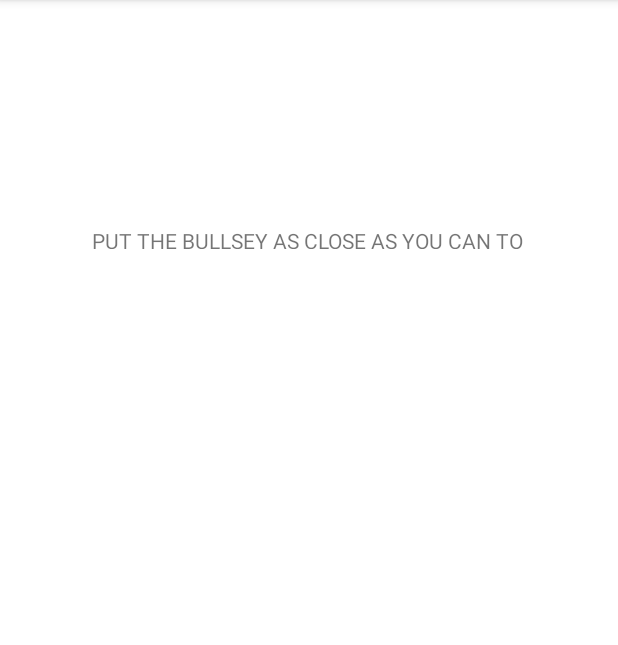
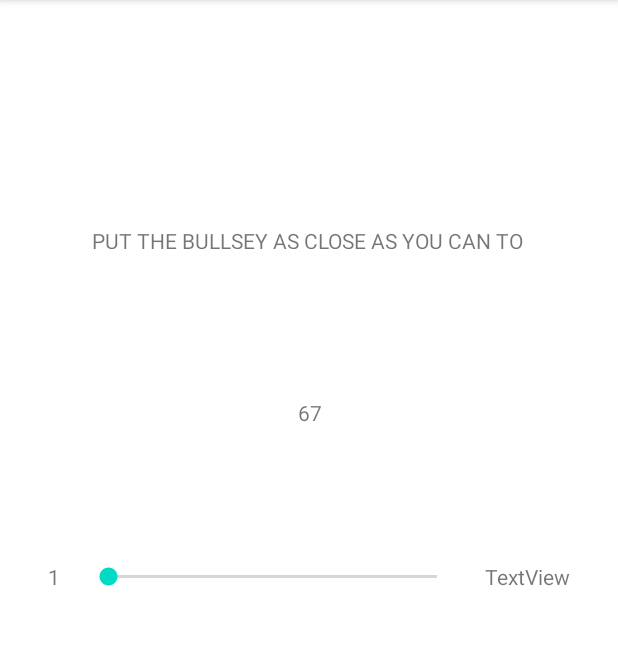
Before and after one commit to roketstorm/Bullseye-Android, an Android app: the screen it shows after launch (MainActivity), on a phone screen of 412 x 824 dp, the part 84-729 px from its top. Run offline under Robolectric (Android 15) with nearby library versions, the phone set to English and light mode, and no system bars.

Commit message:
Added views

```diff
--- a/app/src/main/res/layout/activity_main.xml
+++ b/app/src/main/res/layout/activity_main.xml
@@ -16,4 +16,48 @@
         app:layout_constraintStart_toStartOf="parent"
         app:layout_constraintTop_toTopOf="parent"
         app:layout_constraintVertical_bias="0.2" />
+
+    <TextView
+        android:id="@+id/textView2"
+        android:layout_width="wrap_content"
+        android:layout_height="wrap_content"
+        android:layout_marginTop="8dp"
+        android:text="67"
+        app:layout_constraintBottom_toTopOf="@+id/seekBar"
+        app:layout_constraintEnd_toEndOf="@+id/textView"
+        app:layout_constraintStart_toStartOf="@+id/textView"
+        app:layout_constraintTop_toBottomOf="@+id/textView" />
+
+    <SeekBar
+        android:id="@+id/seekBar"
+        android:layout_width="0dp"
+        android:layout_height="wrap_content"
+        app:layout_constraintBottom_toBottomOf="parent"
+        app:layout_constraintEnd_toStartOf="@+id/textView4"
+        app:layout_constraintStart_toEndOf="@+id/textView3"
+        app:layout_constraintTop_toTopOf="parent" />
+
+    <TextView
+        android:id="@+id/textView3"
+        android:layout_width="wrap_content"
+        android:layout_height="wrap_content"
+        android:layout_marginStart="32dp"
+        android:layout_marginEnd="16dp"
+        android:text="1"
+        app:layout_constraintBottom_toBottomOf="@+id/seekBar"
+        app:layout_constraintStart_toStartOf="parent"
+        app:layout_constraintEnd_toStartOf="@id/seekBar"
+        app:layout_constraintTop_toTopOf="@+id/seekBar" />
+
+    <TextView
+        android:id="@+id/textView4"
+        android:layout_width="wrap_content"
+        android:layout_height="wrap_content"
+        android:layout_marginStart="16dp"
+        android:layout_marginEnd="32dp"
+        android:text="TextView"
+        app:layout_constraintBottom_toBottomOf="@+id/seekBar"
+        app:layout_constraintEnd_toEndOf="parent"
+        app:layout_constraintStart_toEndOf="@id/seekBar"
+        app:layout_constraintTop_toTopOf="@+id/seekBar" />
 </androidx.constraintlayout.widget.ConstraintLayout>
```
